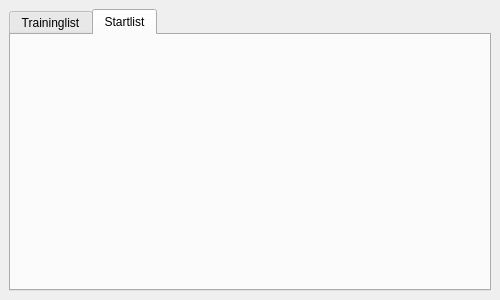
MrApe/OpenCompetition, file modules/startlist/startlistwidget.ui: the form before one commit.
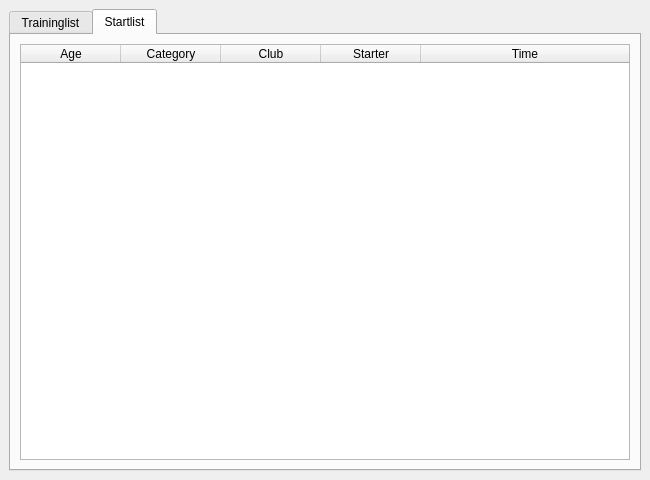
The form after the commit. Icons and pictures are not drawn.

```diff
--- a/modules/startlist/startlistwidget.ui
+++ b/modules/startlist/startlistwidget.ui
@@ -6,10 +6,16 @@
    <rect>
     <x>0</x>
     <y>0</y>
-    <width>500</width>
-    <height>300</height>
+    <width>650</width>
+    <height>480</height>
    </rect>
   </property>
+  <property name="minimumSize">
+   <size>
+    <width>640</width>
+    <height>480</height>
+   </size>
+  </property>
   <property name="windowTitle">
    <string>Startlist</string>
   </property>
@@ -33,6 +39,43 @@
        <attribute name="title">
         <string>Startlist</string>
        </attribute>
+       <layout class="QHBoxLayout" name="horizontalLayout_12">
+        <item>
+         <widget class="QTableWidget" name="startlist">
+          <attribute name="horizontalHeaderStretchLastSection">
+           <bool>true</bool>
+          </attribute>
+          <attribute name="horizontalHeaderStretchLastSection">
+           <bool>true</bool>
+          </attribute>
+          <column>
+           <property name="text">
+            <string>Age</string>
+           </property>
+          </column>
+          <column>
+           <property name="text">
+            <string>Category</string>
+           </property>
+          </column>
+          <column>
+           <property name="text">
+            <string>Club</string>
+           </property>
+          </column>
+          <column>
+           <property name="text">
+            <string>Starter</string>
+           </property>
+          </column>
+          <column>
+           <property name="text">
+            <string>Time</string>
+           </property>
+          </column>
+         </widget>
+        </item>
+       </layout>
       </widget>
      </widget>
     </item>
```
Left out of the diff: 37 changed lines with no effect on the pictures.
